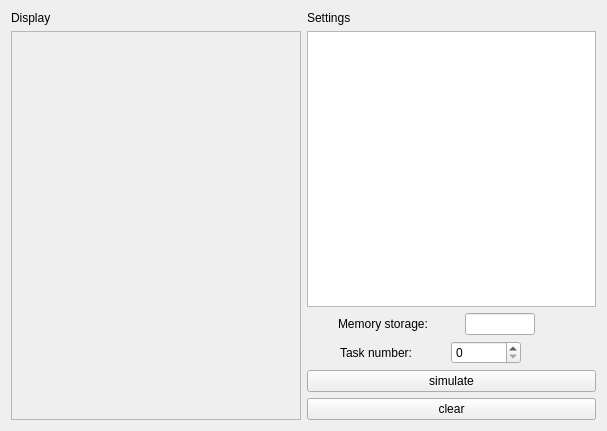
This is OS_Simulator/memory/Memwidget.ui in U1ltra/CSC3002_Topic1_OS as Qt 5 draws it before an edit. The edited form follows.
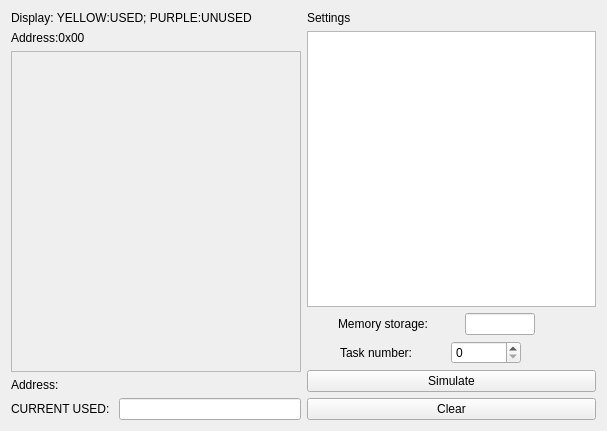
This is the edited form.

Diff of the .ui file:
```diff
--- a/OS_Simulator/memory/Memwidget.ui
+++ b/OS_Simulator/memory/Memwidget.ui
@@ -17,7 +17,7 @@
    <item row="0" column="0">
     <widget class="QLabel" name="label">
      <property name="text">
-      <string>Display</string>
+      <string>Display: YELLOW:USED; PURPLE:UNUSED</string>
      </property>
     </widget>
    </item>
@@ -29,6 +29,15 @@
     </widget>
    </item>
    <item row="1" column="0">
+    <layout class="QVBoxLayout" name="verticalLayout_4">
+     <item>
+      <widget class="QLabel" name="label_6">
+       <property name="text">
+        <string>Address:0x00</string>
+       </property>
+      </widget>
+     </item>
+     <item>
     <widget class="QScrollArea" name="scrollArea">
      <property name="widgetResizable">
       <bool>true</bool>
@@ -38,12 +47,39 @@
        <rect>
         <x>0</x>
         <y>0</y>
-        <width>285</width>
-        <height>381</height>
+          <width>283</width>
+          <height>294</height>
        </rect>
       </property>
      </widget>
     </widget>
+     </item>
+     <item>
+      <layout class="QHBoxLayout" name="horizontalLayout_3">
+       <item>
+        <widget class="QLabel" name="uplimit">
+         <property name="text">
+          <string>Address: </string>
+         </property>
+        </widget>
+       </item>
+      </layout>
+     </item>
+     <item>
+      <layout class="QHBoxLayout" name="horizontalLayout_4">
+       <item>
+        <widget class="QLabel" name="label_8">
+         <property name="text">
+          <string>CURRENT USED: </string>
+         </property>
+        </widget>
+       </item>
+       <item>
+        <widget class="QLineEdit" name="currentused"/>
+       </item>
+      </layout>
+     </item>
+    </layout>
    </item>
    <item row="1" column="1">
     <layout class="QVBoxLayout" name="verticalLayout_3">
@@ -161,14 +197,14 @@
          <item>
           <widget class="QPushButton" name="simulate">
            <property name="text">
-            <string>simulate</string>
+            <string>Simulate</string>
            </property>
           </widget>
          </item>
          <item>
           <widget class="QPushButton" name="clear">
            <property name="text">
-            <string>clear</string>
+            <string>Clear</string>
            </property>
           </widget>
          </item>
```
Left out of the diff: 6 changed lines with no effect on the pictures. Lines whose indentation alone changed are shown as unchanged.
